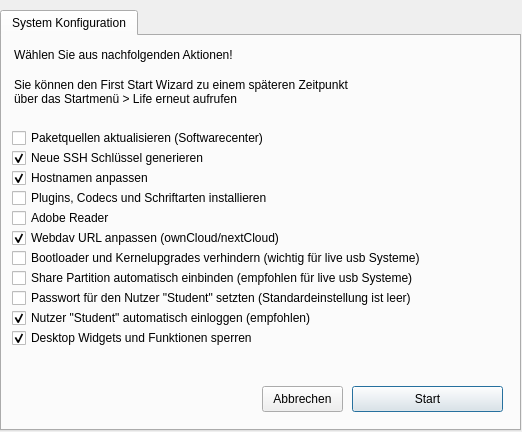
Old version of the form firststart.ui in the repository valueerrorx/life-firststart.
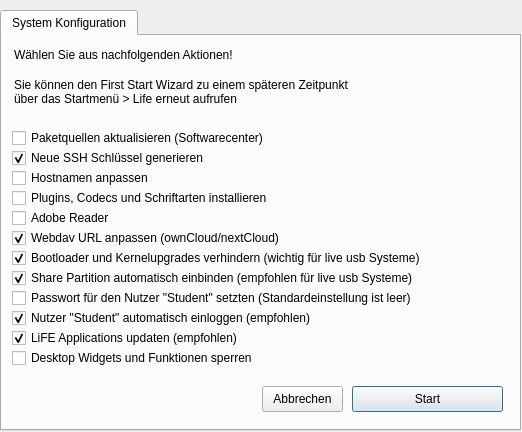
New version of the form. Icons and pictures are not drawn.

Patch:
```diff
--- a/firststart.ui
+++ b/firststart.ui
@@ -207,14 +207,14 @@
       <string>Hostnamen anpassen</string>
      </property>
      <property name="checked">
-      <bool>true</bool>
+      <bool>false</bool>
      </property>
     </widget>
     <widget class="QCheckBox" name="lock">
      <property name="geometry">
       <rect>
        <x>10</x>
-       <y>290</y>
+       <y>310</y>
        <width>321</width>
        <height>24</height>
       </rect>
@@ -226,7 +226,7 @@
       <string>Desktop Widgets und Funktionen sperren</string>
      </property>
      <property name="checked">
-      <bool>true</bool>
+      <bool>false</bool>
      </property>
     </widget>
     <widget class="QCheckBox" name="restricted">
@@ -311,7 +311,7 @@
       <string>Bootloader und Kernelupgrades verhindern (wichtig für live usb Systeme)</string>
      </property>
      <property name="checked">
-      <bool>false</bool>
+      <bool>true</bool>
      </property>
     </widget>
     <widget class="QCheckBox" name="share">
@@ -330,7 +330,7 @@
       <string>Share Partition automatisch einbinden (empfohlen für live usb Systeme)</string>
      </property>
      <property name="checked">
-      <bool>false</bool>
+      <bool>true</bool>
      </property>
     </widget>
     <widget class="QCheckBox" name="rootpw">
@@ -368,6 +368,25 @@
       <bool>true</bool>
      </property>
     </widget>
+    <widget class="QCheckBox" name="update">
+     <property name="geometry">
+      <rect>
+       <x>10</x>
+       <y>290</y>
+       <width>451</width>
+       <height>24</height>
+      </rect>
+     </property>
+     <property name="toolTip">
+      <string>&lt;html&gt;&lt;head/&gt;&lt;body&gt;&lt;p&gt;Wurde das System mit Calamares installiert, &lt;br/&gt;so muss man für den vollen Funktionsumfang &lt;br/&gt;den Nutzer Student als Standnutzer wählen. &lt;/p&gt;&lt;/body&gt;&lt;/html&gt;</string>
+     </property>
+     <property name="text">
+      <string>LiFE Applications updaten (empfohlen)</string>
+     </property>
+     <property name="checked">
+      <bool>true</bool>
+     </property>
+    </widget>
    </widget>
   </widget>
  </widget>
```
Left out of the diff: 3 changed lines with no effect on the pictures.
